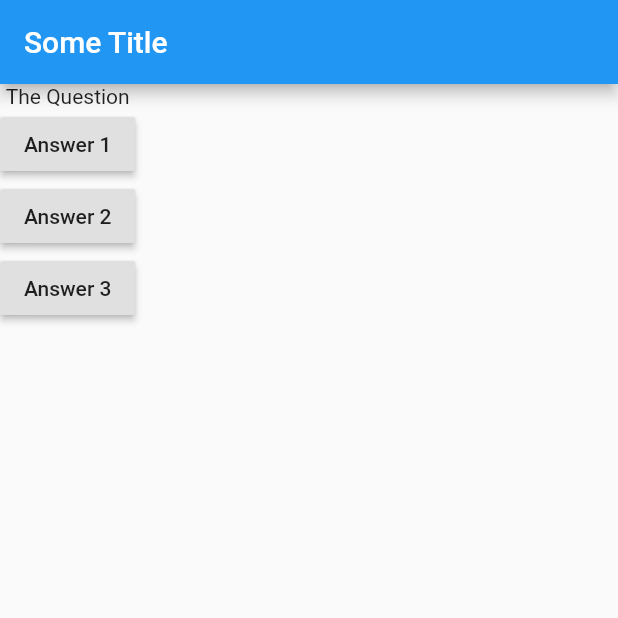
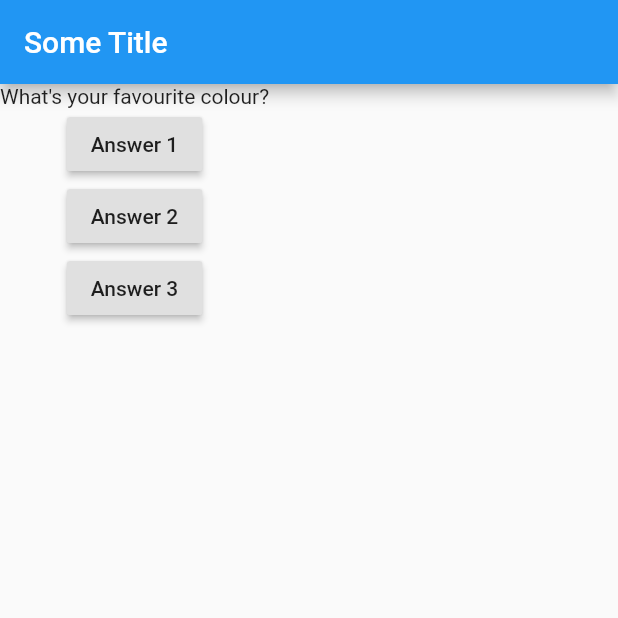
Before and after one commit to NCFUSN/fcc, a Flutter app: the screen it shows after launch, after a tap on "Answer 3", on a phone screen of 412 x 824 dp, the top half of it. Run offline on Flutter 3.47's test engine with Material 2 defaults, Android fonts, the phone set to English and light mode, and no system bars.

Commit message:
Changing widget's internal state error

```diff
--- a/lib/main.dart
+++ b/lib/main.dart
@@ -8,12 +8,20 @@ import 'package:flutter/cupertino.dart';
 void main() => runApp(AppCore()); // shorter way to implement entry point
 
 class AppCore extends StatelessWidget {
+  var questionIndex = 0;
+
   void answerQuestion() {
-    print('answering');
+    questionIndex = questionIndex + 1;
+    print(questionIndex);
   }
 
   @override
   Widget build(BuildContext context) {
+    var questions = [
+      "What's your favourite colour?",
+      "What's your favourite animal?"
+    ];
+
     return MaterialApp(
       home: Scaffold(
           appBar: AppBar(
@@ -21,14 +29,14 @@ class AppCore extends StatelessWidget {
           ),
           body: Column(
             children: [
-              Text('The Question'),
+              Text(questions.elementAt(questionIndex)),
               RaisedButton(child: Text('Answer 1'), onPressed: answerQuestion),
               RaisedButton(
-                  child: Text('Answer 2'), onPressed: () => print('answering')),
+                  child: Text('Answer 2'), onPressed: () => answerQuestion()),
               RaisedButton(
                   child: Text('Answer 3'),
                   onPressed: () {
-                    print('answering');
+                    answerQuestion();
                   })
             ],
           )),
```
